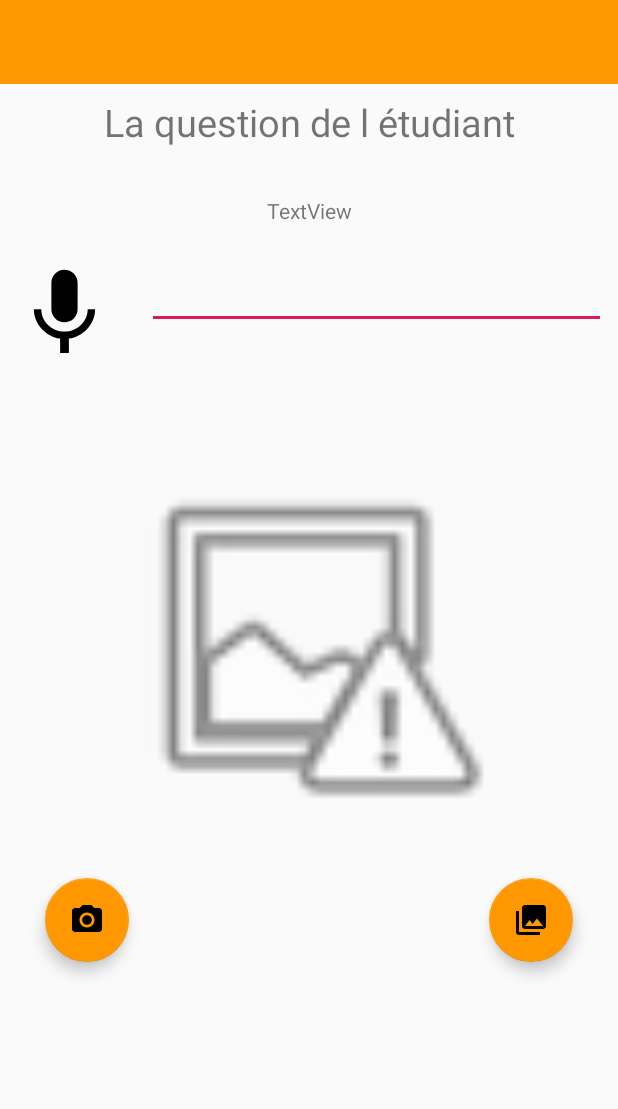
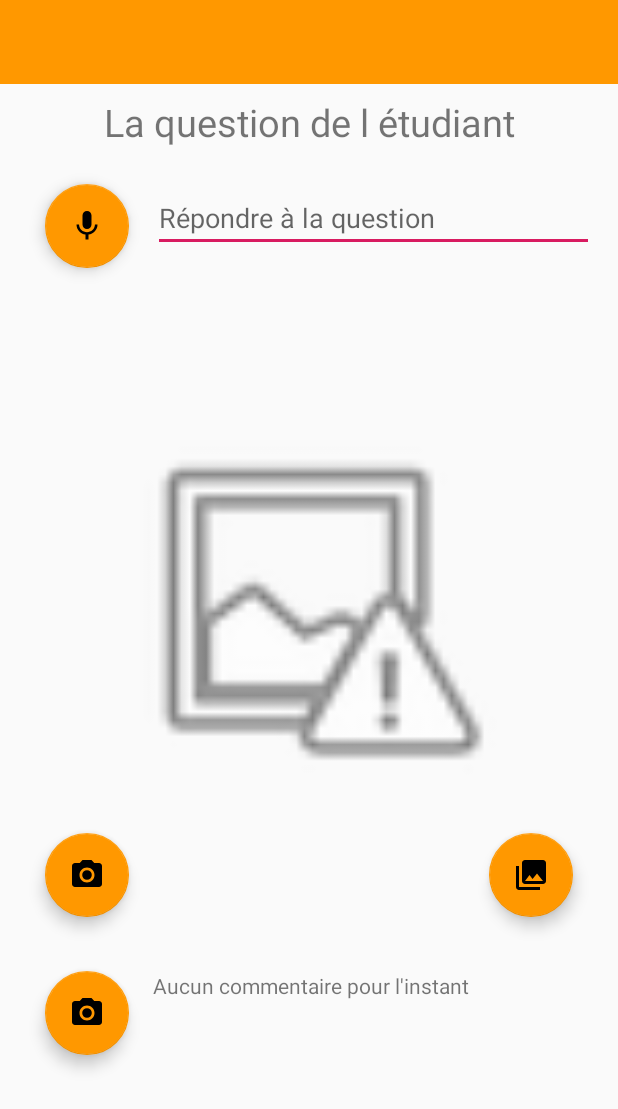
Before and after one commit to Cadz006/TP2_Dev_mobile, an Android app: the screen it shows after launch (QuestionEtudiantActivity), on a phone screen of 412 x 824 dp. Shown: the top 1109 px of the screen. Run offline under Robolectric (Android 15) with nearby library versions, the phone set to English and light mode, and no system bars.

Commit message:
question etudiant

```diff
--- /dev/null
+++ b/TP2_Dev_Mobile/app/src/main/res/drawable/ic_play_arrow.xml
@@ -0,0 +1,9 @@
+<vector xmlns:android="http://schemas.android.com/apk/res/android"
+        android:width="24dp"
+        android:height="24dp"
+        android:viewportWidth="24.0"
+        android:viewportHeight="24.0">
+    <path
+        android:fillColor="#FF000000"
+        android:pathData="M8,5v14l11,-7z"/>
+</vector>
--- a/TP2_Dev_Mobile/app/src/main/res/layout/activity_question_etudiant.xml
+++ b/TP2_Dev_Mobile/app/src/main/res/layout/activity_question_etudiant.xml
@@ -25,14 +25,36 @@
         android:layout_width="wrap_content"
         android:layout_height="wrap_content"
         android:layout_marginStart="30dp"
-        android:layout_marginTop="510dp"
-        android:layout_marginBottom="108dp"
+        android:layout_marginTop="16dp"
         android:clickable="true"
         app:backgroundTint="@color/colorPrimary"
-        app:layout_constraintBottom_toBottomOf="parent"
         app:layout_constraintStart_toStartOf="parent"
-        app:layout_constraintTop_toTopOf="parent"
+        app:layout_constraintTop_toBottomOf="@+id/ivPhoto"
         app:srcCompat="@drawable/ic_menu_camera" />
+
+    <com.google.android.material.floatingactionbutton.FloatingActionButton
+        android:id="@+id/fabCamera3"
+        android:layout_width="wrap_content"
+        android:layout_height="wrap_content"
+        android:layout_marginStart="30dp"
+        android:layout_marginTop="36dp"
+        android:clickable="true"
+        app:backgroundTint="@color/colorPrimary"
+        app:layout_constraintStart_toStartOf="parent"
+        app:layout_constraintTop_toBottomOf="@+id/fabCamera"
+        app:srcCompat="@drawable/ic_menu_camera" />
+
+    <com.google.android.material.floatingactionbutton.FloatingActionButton
+        android:id="@+id/fabReponseAudio"
+        android:layout_width="wrap_content"
+        android:layout_height="wrap_content"
+        android:layout_marginStart="30dp"
+        android:layout_marginTop="24dp"
+        android:clickable="true"
+        app:backgroundTint="@color/colorPrimary"
+        app:layout_constraintStart_toStartOf="parent"
+        app:layout_constraintTop_toBottomOf="@+id/txtQuestionEtudiant"
+        app:srcCompat="@drawable/ic_mic" />
 
     <androidx.appcompat.widget.Toolbar
         android:id="@+id/toolbar"
@@ -46,7 +68,7 @@
         app:layout_constraintTop_toTopOf="parent" />
 
     <TextView
-        android:id="@+id/TxQuestionEtudiant"
+        android:id="@+id/txtQuestionEtudiant"
         android:layout_width="wrap_content"
         android:layout_height="wrap_content"
         android:layout_marginStart="8dp"
@@ -62,50 +84,40 @@
         android:id="@+id/fabGallery"
         android:layout_width="wrap_content"
         android:layout_height="wrap_content"
-        android:layout_marginTop="510dp"
         android:layout_marginEnd="30dp"
-        android:layout_marginBottom="108dp"
         android:clickable="true"
         app:backgroundTint="@color/colorPrimary"
-        app:layout_constraintBottom_toBottomOf="parent"
         app:layout_constraintEnd_toEndOf="parent"
-        app:layout_constraintTop_toTopOf="parent"
+        app:layout_constraintTop_toTopOf="@+id/fabCamera"
         app:srcCompat="@drawable/ic_menu_gallery" />
-
-    <Button
-        android:id="@+id/BtnAnswerAudio"
-        android:layout_width="70dp"
-        android:layout_height="70dp"
-        android:layout_marginStart="8dp"
-        android:layout_marginTop="24dp"
-        android:background="@drawable/ic_mic"
-        app:layout_constraintStart_toStartOf="parent"
-        app:layout_constraintTop_toBottomOf="@+id/TxAnswerEtudiantNotice" />
-
-    <TextView
-        android:id="@+id/TxAnswerEtudiantNotice"
-        android:layout_width="wrap_content"
-        android:layout_height="wrap_content"
-        android:layout_marginStart="8dp"
-        android:layout_marginTop="32dp"
-        android:layout_marginEnd="8dp"
-        android:text="TextView"
-        app:layout_constraintEnd_toEndOf="parent"
-        app:layout_constraintStart_toStartOf="parent"
-        app:layout_constraintTop_toBottomOf="@+id/TxQuestionEtudiant" />
 
     <EditText
         android:id="@+id/txtReponseEtudiant"
         android:layout_width="0dp"
         android:layout_height="wrap_content"
-        android:layout_marginStart="20dp"
-        android:layout_marginEnd="8dp"
+        android:layout_marginStart="16dp"
+        android:layout_marginEnd="16dp"
         android:ems="10"
         android:gravity="start|top"
+        android:hint="@string/addAnswerStudent"
         android:inputType="textMultiLine"
         android:maxLines="5"
         app:layout_constraintEnd_toEndOf="parent"
-        app:layout_constraintHorizontal_bias="0.0"
-        app:layout_constraintStart_toEndOf="@+id/BtnAnswerAudio"
-        app:layout_constraintTop_toTopOf="@+id/BtnAnswerAudio" />
+        app:layout_constraintStart_toEndOf="@+id/fabReponseAudio"
+        app:layout_constraintTop_toTopOf="@+id/fabReponseAudio" />
+
+    <TextView
+        android:id="@+id/txtCommenaire"
+        android:layout_width="0dp"
+        android:layout_height="wrap_content"
+        android:layout_marginStart="16dp"
+        android:layout_marginEnd="8dp"
+        android:inputType="textMultiLine"
+        android:maxLines="4"
+        android:text="@string/noComment"
+        android:textSize="14sp"
+        app:layout_constraintEnd_toEndOf="parent"
+        app:layout_constraintStart_toEndOf="@+id/fabCamera3"
+        app:layout_constraintTop_toTopOf="@+id/fabCamera3" />
+
 </androidx.constraintlayout.widget.ConstraintLayout>
--- a/TP2_Dev_Mobile/app/src/main/res/values/strings.xml
+++ b/TP2_Dev_Mobile/app/src/main/res/values/strings.xml
@@ -17,4 +17,6 @@
     <string name="errorLoginEmail">Veuillez entrer votre courriel!</string>
     <string name="errorLoginPassword">Veuillez entrer votre mot de passe!</string>
     <string name="QuestionEtudiant">La question de l étudiant</string>
+    <string name="noComment">Aucun commentaire pour l\'instant</string>
+    <string name="addAnswerStudent">Répondre à la question</string>
 </resources>
```
Also changed, not shown: 2 other files.
